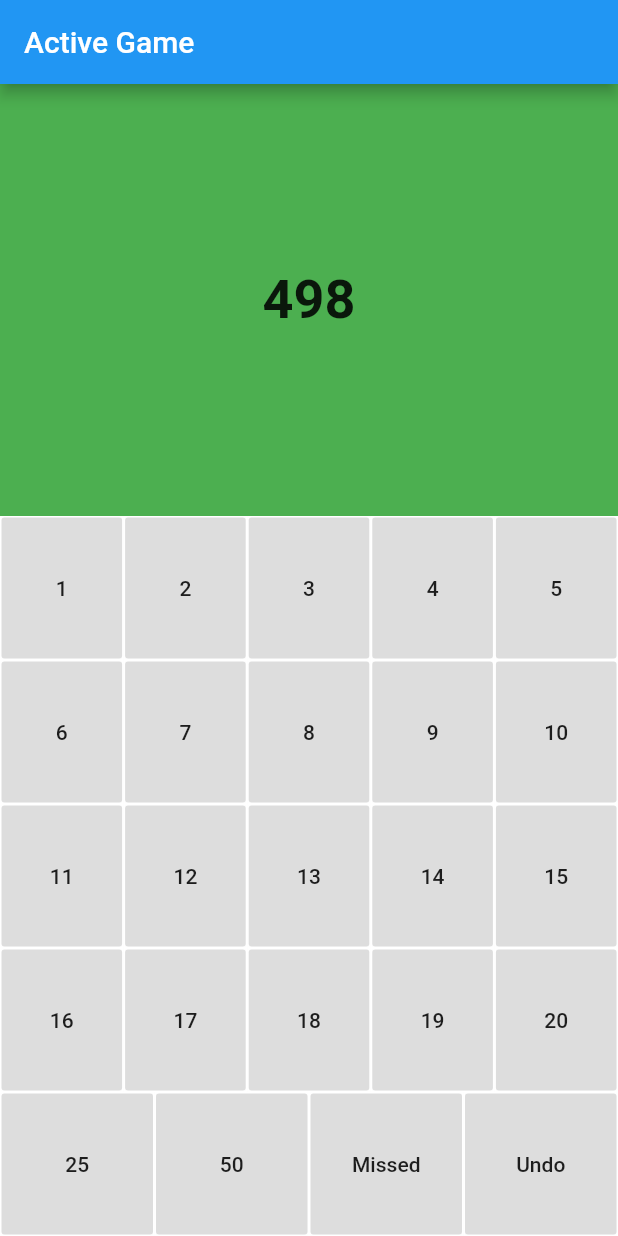
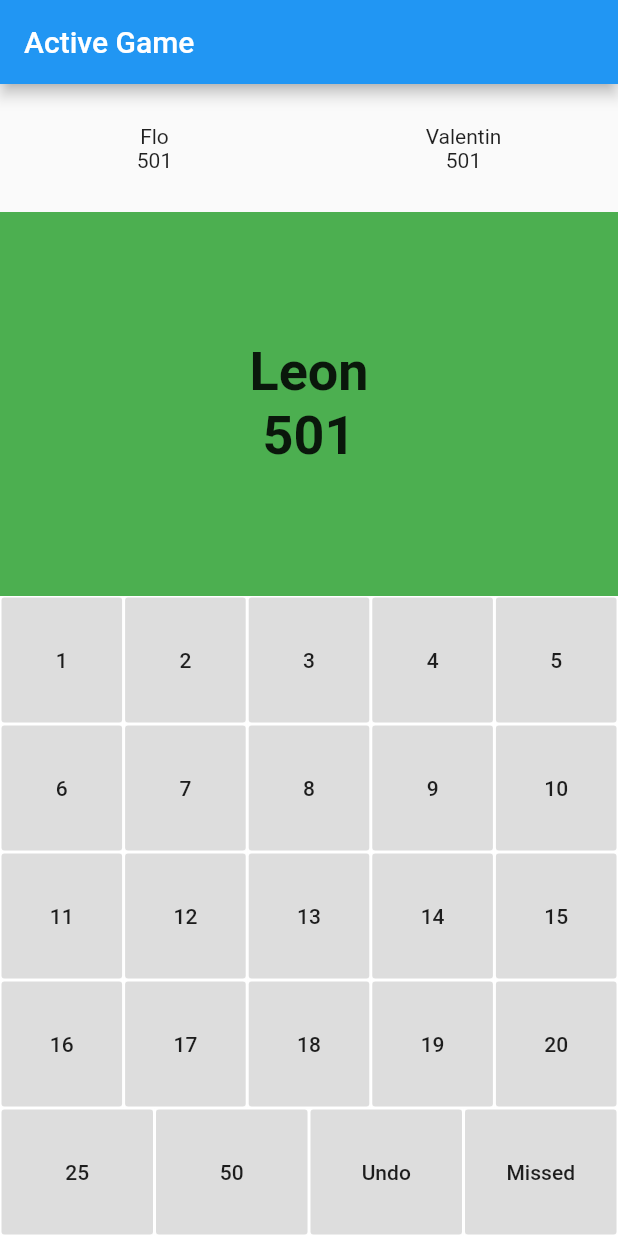
Before and after one commit to theycallhimkolo/cronenberg, a Flutter app: the screen it shows after launch, after a tap on an icon or button, on a phone screen of 412 x 824 dp. Run offline on Flutter 3.47's test engine with Material 2 defaults, Android fonts, the phone set to English and light mode, and no system bars; statements that could not run were skipped.

Commit message:
added pretty much everything

```diff
--- a/lib/Game.dart
+++ b/lib/Game.dart
@@ -1,18 +1,67 @@
 import 'package:flutter/material.dart';
+import 'package:cronenberg/model/GameManager.dart';
 
 class Game extends StatefulWidget {
-  final int startScore = 501;
+  int startScore;
+  List<String> players;
+  bool doubleOut;
 
   @override
-  GameState createState() => GameState();
+  GameState createState() => GameState(startScore, players, doubleOut);
+  Game(int startScore, List<String> players, bool doubleOut) {
+    this.startScore = startScore;
+    this.players = players;
+    this.doubleOut = doubleOut;
+  }
 }
 
 class GameState extends State<Game> {
-  var score = 501;
+  int score;
+  GameManager gameState;
+  bool doubleOut;
 
-  void substractValue(int value) {
+  GameState(int startScore, List<String> players, bool doubleOut) {
+    this.score = startScore;
+    this.doubleOut = doubleOut;
+    this.gameState = new GameManager(players, this.score);
+  }
+
+  void substractValue(int value, [int mult = 1]) {
     setState(() {
-      score -= value;
+      value = value * mult;
+      print('Scored value $value');
+      if (value > this.gameState.activePlayer().score) {
+        print('Value is bigger than left score, so its unvalid');
+        this.gameState.activePlayer().stack.add(0);
+      } else {
+        if (this.gameState.activePlayer().score - value == 0 &&
+            (!doubleOut || (doubleOut && mult == 2))) {
+          print("Player wins");
+          this.gameState.activePlayer().score -= value;
+          this.gameState.activePlayer().stack.add(value);
+        } else if ((doubleOut &&
+                this.gameState.activePlayer().score - value > 1) ||
+            (!doubleOut && this.gameState.activePlayer().score - value > 0)) {
+          this.gameState.activePlayer().score -= value;
+          this.gameState.activePlayer().stack.add(value);
+        } else {
+          print("You must end with a double out");
+          this.gameState.activePlayer().stack.add(0);
+        }
+      }
+      if (this.gameState.activePlayer().stack.length % 3 == 0) {
+        this.gameState.nextPlayer();
+      }
+    });
+  }
+
+  void undoLastValue() {
+    setState(() {
+      if (this.gameState.activePlayer().stack.length > 0) {
+        int value = this.gameState.activePlayer().stack.removeLast();
+        print('Undo value $value');
+        this.gameState.activePlayer().score += value;
+      }
     });
   }
 
@@ -21,20 +70,35 @@ class GameState extends State<Game> {
     super.initState();
   }
 
-  Widget generateButton(var value) {
+  Widget generateButton(var value, [String label]) {
     return Expanded(
       flex: 1,
       child: Container(
-        decoration: BoxDecoration(
-            border: Border.all(
-                color: Colors.white,
-                width: 1
-            )
-        ),
+        decoration:
+            BoxDecoration(border: Border.all(color: Colors.white, width: 1)),
         child: FlatButton(
           color: Color(0x88c4c4c4),
-          child: Text(value.toString()),
-          onPressed: () {substractValue(value);},
+          child: Text(label != null ? label : value.toString()),
+          onPressed: () {
+            substractValue(value);
+          },
+        ),
+      ),
+    );
+  }
+
+  Widget generateUndoButton() {
+    return Expanded(
+      flex: 1,
+      child: Container(
+        decoration:
+            BoxDecoration(border: Border.all(color: Colors.white, width: 1)),
+        child: FlatButton(
+          color: Color(0x88c4c4c4),
+          child: Text("Undo"),
+          onPressed: () {
+            undoLastValue();
+          },
         ),
       ),
     );
@@ -49,19 +113,51 @@ class GameState extends State<Game> {
       body: Column(
         children: <Widget>[
           Expanded(
+              flex: 1,
+              child: Row(
+                children: this.gameState.nextPlayerOrder().map((index) {
+                  return Expanded(
+                      flex: 1,
+                      child: Column(
+                        mainAxisAlignment: MainAxisAlignment.center,
+                        crossAxisAlignment: CrossAxisAlignment.center,
+                        children: [
+                          Text(this.gameState.getPlayer(index).name),
+                          Text(
+                              this.gameState.getPlayer(index).score.toString()),
+                        ],
+                      ));
+                }).toList(),
+              )),
+          Expanded(
             flex: 3,
+            child: Row(children: [
+              Expanded(
+                  flex: 1,
                   child: Container(
                     color: Colors.green,
-                child: Center (
-                  child: Text(
-                    '$score',
+                    child: Column(
+                      mainAxisAlignment: MainAxisAlignment.center,
+                      crossAxisAlignment: CrossAxisAlignment.center,
+                      children: [
+                        Text(
+                          this.gameState.activePlayer().name,
                           style: TextStyle(
                             fontSize: 36,
                             fontWeight: FontWeight.bold,
                           ),
                         ),
+                        Text(
+                          this.gameState.activePlayer().score.toString(),
+                          style: TextStyle(
+                            fontSize: 36,
+                            fontWeight: FontWeight.bold,
+                          ),
                         )
+                      ],
                     ),
+                  ))
+            ]),
           ),
           Expanded(
             flex: 1,
@@ -71,15 +167,17 @@ class GameState extends State<Game> {
                 return generateButton(element);
               }).toList(),
             ),
-          ),Expanded(
+          ),
+          Expanded(
             flex: 1,
             child: Row(
               crossAxisAlignment: CrossAxisAlignment.stretch,
-              children: [6 , 7, 8, 9, 10].map((element) {
+              children: [6, 7, 8, 9, 10].map((element) {
                 return generateButton(element);
               }).toList(),
             ),
-          ),Expanded(
+          ),
+          Expanded(
             flex: 1,
             child: Row(
               crossAxisAlignment: CrossAxisAlignment.stretch,
@@ -87,7 +185,8 @@ class GameState extends State<Game> {
                 return generateButton(element);
               }).toList(),
             ),
-          ),Expanded(
+          ),
+          Expanded(
             flex: 1,
             child: Row(
               crossAxisAlignment: CrossAxisAlignment.stretch,
@@ -95,13 +194,17 @@ class GameState extends State<Game> {
                 return generateButton(element);
               }).toList(),
             ),
-          ),Expanded(
+          ),
+          Expanded(
             flex: 1,
             child: Row(
               crossAxisAlignment: CrossAxisAlignment.stretch,
-              children: [25, 50, "Missed", "Undo"].map((element) {
-                return generateButton(element);
-              }).toList(),
+              children: [
+                generateButton(25),
+                generateButton(50),
+                generateUndoButton(),
+                generateButton(0, "Missed"),
+              ],
             ),
           ),
         ],
--- a/lib/main.dart
+++ b/lib/main.dart
@@ -15,7 +15,7 @@ class MyApp extends StatelessWidget {
         primarySwatch: Colors.blue,
         visualDensity: VisualDensity.adaptivePlatformDensity,
       ),
-      home: Game(),
+      home: Game(501, ["Leon", "Flo", "Valentin"], false),
     );
   }
 }
--- /dev/null
+++ b/lib/model/GameManager.dart
@@ -0,0 +1,49 @@
+import 'package:cronenberg/model/PlayerManager.dart';
+
+class GameManager {
+  List<PlayerManager> players;
+  int activePlayerIndex;
+
+  GameManager(List<String> playernames, int score) {
+    this.activePlayerIndex = 0;
+    this.players = [];
+    for (String name in playernames) {
+      this.players.add(new PlayerManager(name, score));
+    }
+  }
+
+  PlayerManager activePlayer() {
+    return this.players[this.activePlayerIndex];
+  }
+
+  PlayerManager getPlayer(int i) {
+    return this.players[i];
+  }
+
+  nextPlayer() {
+    if (this.activePlayerIndex == this.players.length - 1) {
+      this.activePlayerIndex = 0;
+    } else {
+      this.activePlayerIndex++;
+    }
+  }
+
+  previousPlayer() {
+    if (this.activePlayerIndex == 0) {
+      this.activePlayerIndex = this.players.length - 1;
+    } else {
+      this.activePlayerIndex--;
+    }
+  }
+
+  List<int> nextPlayerOrder() {
+    List<int> order = [];
+    for (int i = this.activePlayerIndex + 1; i < this.players.length; i++) {
+      order.add(i);
+    }
+    for (int i = 0; i < this.activePlayerIndex; i++) {
+      order.add(i);
+    }
+    return order;
+  }
+}
--- /dev/null
+++ b/lib/model/PlayerManager.dart
@@ -0,0 +1,11 @@
+class PlayerManager {
+  int score;
+  List<int> stack;
+  String name;
+
+  PlayerManager(String name, int startScore) {
+    this.name = name;
+    this.score = startScore;
+    this.stack = new List();
+  }
+}
--- /dev/null
+++ b/lib/model/PlayerQueue.dart
@@ -0,0 +1,45 @@
+import 'package:cronenberg/model/PlayerState.dart';
+
+class PlayerQueue {
+  List<PlayerState> players;
+  int activePlayerIndex;
+
+  PlayerQueue(List<String> playernames, int startScore) {
+    this.activePlayerIndex = 0;
+    this.players = new List();
+    for (String name in playernames) {
+      this.players.add(new PlayerState(name, startScore));
+    }
+  }
+
+  PlayerState activePlayer() {
+    return this.players[this.activePlayerIndex];
+  }
+
+  nextPlayer() {
+    if (this.activePlayerIndex == this.players.length - 1) {
+      this.activePlayerIndex = 0;
+    } else {
+      this.activePlayerIndex++;
+    }
+  }
+
+  previousPlayer() {
+    if (this.activePlayerIndex == 0) {
+      this.activePlayerIndex = this.players.length - 1;
+    } else {
+      this.activePlayerIndex--;
+    }
+  }
+
+  nextPlayerOrder() {
+    List<int> order = [];
+    for (int i = this.activePlayerIndex + 1; i < this.players.length; i++) {
+      order.add(i);
+    }
+    for (int i = 0; i < this.activePlayerIndex; i++) {
+      order.add(i);
+    }
+    return order;
+  }
+}
```
Lines whose indentation alone changed are shown as unchanged.
